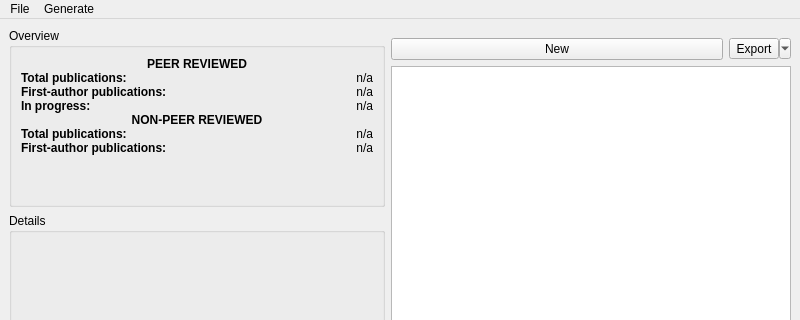
Qt form ui/MainWindow.ui (hoppe93/PublicationManager) before a commit; both pictures show x 0 to 800 and y 0 to 320 of the 800 by 600 pixel window.
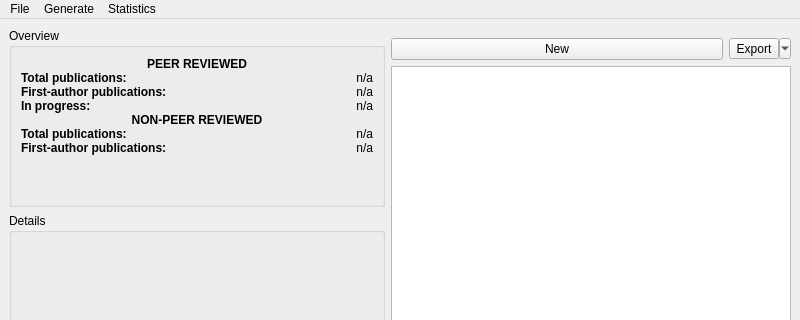
The same form after that commit.

The edit to the form file:
```diff
--- a/ui/MainWindow.ui
+++ b/ui/MainWindow.ui
@@ -357,8 +357,15 @@
     </widget>
     <addaction name="menuPublication_list"/>
    </widget>
+   <widget class="QMenu" name="menuStatistics">
+    <property name="title">
+     <string>Statistics</string>
+    </property>
+    <addaction name="actionTopCoauthors"/>
+   </widget>
    <addaction name="menuFile"/>
    <addaction name="menuGenerate"/>
+   <addaction name="menuStatistics"/>
   </widget>
   <widget class="QStatusBar" name="statusbar"/>
   <action name="actionFromDOI">
```
Left out of the diff: 5 changed lines with no effect on the pictures.
